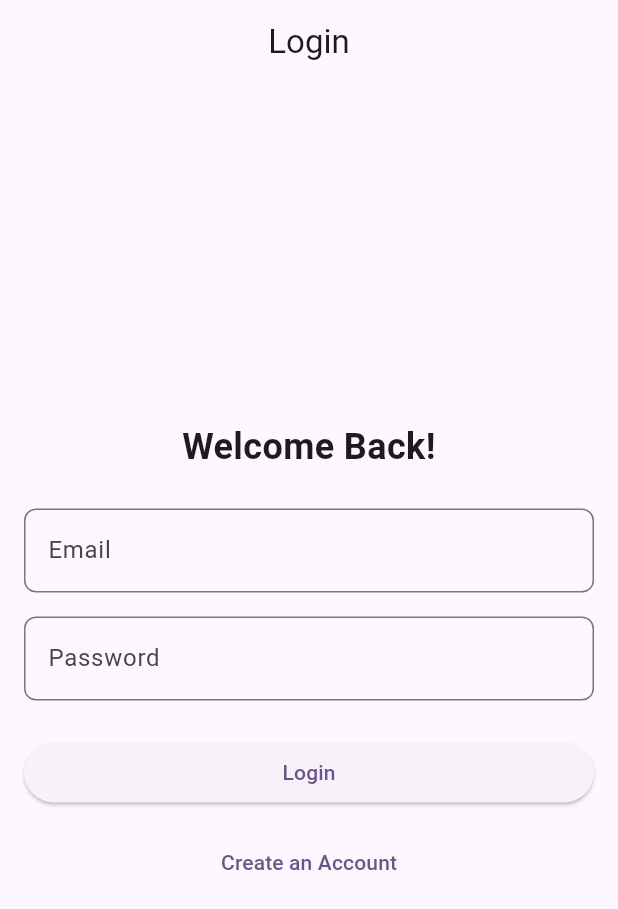
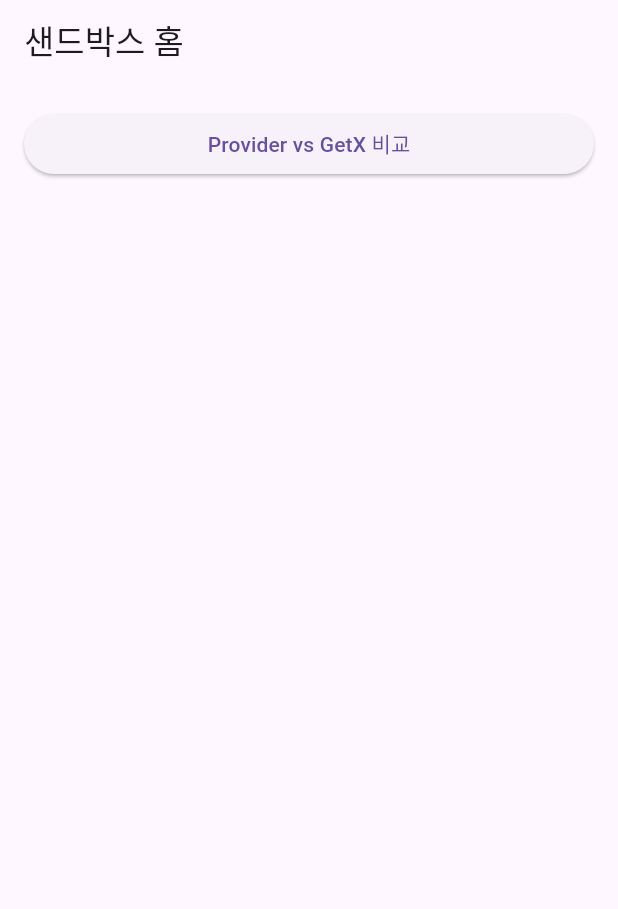
Before and after one commit to okkosk10/flutter_test, a Flutter app: the screen it shows after launch, on a phone screen of 412 x 824 dp. Shown: the top 909 px of the screen. Run offline on Flutter 3.47's test engine with Material 3 defaults, Android fonts, the phone set to English and light mode, and no system bars; our stand-ins replace decimal, get.

Commit message:
상태관리 테스트

```diff
--- a/lib/main.dart
+++ b/lib/main.dart
@@ -1,30 +1,55 @@
 import 'package:flutter/material.dart';
-import 'presentation/screens/login/login_screen.dart';
-import 'presentation/screens/home/home_screen.dart';
+import 'package:get/get.dart';
+import 'package:provider/provider.dart';
+
+import 'manager/app_manager.dart';
+import 'router/app_router.dart';
 
 void main() {
-  runApp(const MyApp());
+  runApp(
+    MultiProvider(
+      providers: [
+        ChangeNotifierProvider(create: (_) => AppManager()),
+      ],
+      child: const MyApp(),
+    ),
+  );
 }
 
 class MyApp extends StatelessWidget {
   const MyApp({super.key});
 
-  // This widget is the root of your application.
   @override
   Widget build(BuildContext context) {
-    return MaterialApp(
+    return GetMaterialApp(
       debugShowCheckedModeBanner: false,
-      title: 'Flutter Demo',
-      theme: ThemeData(
-        colorScheme: ColorScheme.fromSeed(seedColor: Colors.deepPurple),
-        useMaterial3: true,
-      ),
-      // 라우터 정의
-      initialRoute: '/login',
-      routes: {
-        '/login': (context) => const LoginScreen(),
-        '/home': (context) => const HomeScreen(),
-      },
+      title: 'Sandbox App',
+      home: const HomePage(),              // ✅ 초기화 안전하게
+      getPages: [
+        GetPage(name: '/', page: () => const HomePage()),
+        ...AppRouter.routes,
+      ],
     );
   }
 }
+
+class HomePage extends StatelessWidget {
+  const HomePage({super.key});
+
+  @override
+  Widget build(BuildContext context) {
+    return Scaffold(
+      appBar: AppBar(title: const Text("샌드박스 홈")),
+      body: ListView(
+        padding: const EdgeInsets.all(16),
+        children: [
+          ElevatedButton(
+            onPressed: () => Get.toNamed('/compare'),
+            child: const Text("Provider vs GetX 비교"),
+          ),
+          // 앞으로 테스트 페이지 버튼을 여기에 추가
+        ],
+      ),
+    );
+  }
+}
--- /dev/null
+++ b/lib/manager/wallet_controller.dart
@@ -0,0 +1,10 @@
+import 'package:get/get.dart';
+import 'package:decimal/decimal.dart';
+
+class WalletController extends GetxController {
+  Rx<Decimal> bnbAmount = Decimal.fromInt(0).obs;
+
+  void addBnb(Decimal value) {
+    bnbAmount.value += value; // ✅ GetX는 값만 바꿔도 UI 자동 갱신
+  }
+}
--- /dev/null
+++ b/lib/pages/compare_page.dart
@@ -0,0 +1,48 @@
+import 'package:flutter/material.dart';
+import 'package:provider/provider.dart';
+import 'package:get/get.dart';
+import 'package:decimal/decimal.dart';
+
+import '../manager/app_manager.dart';
+import '../manager/wallet_controller.dart';
+
+class ComparePage extends StatelessWidget {
+  ComparePage({super.key});
+
+  final WalletController controller = Get.put(WalletController());
+
+  @override
+  Widget build(BuildContext context) {
+    final provider = context.watch<AppManager>();
+
+    return Scaffold(
+      appBar: AppBar(title: const Text("Provider vs GetX 비교")),
+      body: Padding(
+        padding: const EdgeInsets.all(20),
+        child: Column(
+          mainAxisAlignment: MainAxisAlignment.center,
+          children: [
+            // Provider 영역
+            Text("🔵 Provider BNB: ${provider.bnbAmount}",
+                style: const TextStyle(fontSize: 18)),
+            const SizedBox(height: 8),
+            ElevatedButton(
+              onPressed: () => provider.addBnb(1),
+              child: const Text("Provider BNB +1"),
+            ),
+            const Divider(height: 40),
+
+            // GetX 영역
+            Obx(() => Text("🟢 GetX BNB: ${controller.bnbAmount.value}",
+                style: const TextStyle(fontSize: 18))),
+            const SizedBox(height: 8),
+            ElevatedButton(
+              onPressed: () => controller.addBnb(Decimal.fromInt(1)),
+              child: const Text("GetX BNB +1"),
+            ),
+          ],
+        ),
+      ),
+    );
+  }
+}
--- a/lib/presentation/screens/home/home_screen.dart
+++ b/lib/pages/home_screen.dart
@@ -8,10 +8,7 @@ class HomeScreen extends StatelessWidget {
     return Scaffold(
       appBar: AppBar(title: const Text("Home")),
       body: const Center(
-        child: Text(
-          "Welcome to Home!",
-          style: TextStyle(fontSize: 24, fontWeight: FontWeight.bold),
-        ),
+        child: Text("Welcome to Home Screen"),
       ),
     );
   }
--- a/lib/presentation/screens/login/login_screen.dart
+++ /dev/null
@@ -1,74 +0,0 @@
-import 'package:flutter/material.dart';
-
-class LoginScreen extends StatelessWidget {
-  const LoginScreen({super.key});
-
-  @override
-  Widget build(BuildContext context) {
-    return Scaffold(
-      appBar: AppBar(
-        title: const Text('Login'),
-        centerTitle: true,
-      ),
-      body: Center(
-        child: Padding(
-          padding: const EdgeInsets.all(16.0),
-          child: Column(
-            mainAxisSize: MainAxisSize.min,
-            crossAxisAlignment: CrossAxisAlignment.stretch,
-            children: [
-              const Text(
-                "Welcome Back!",
-                textAlign: TextAlign.center,
-                style: TextStyle(
-                  fontSize: 24,
-                  fontWeight: FontWeight.bold,
-                ),
-              ),
-              const SizedBox(height: 24),
-              // 이메일 입력
-              TextField(
-                decoration: InputDecoration(
-                  labelText: "Email",
-                  border: OutlineInputBorder(
-                    borderRadius: BorderRadius.circular(8),
-                  ),
-                ),
-              ),
-              const SizedBox(height: 16),
-              // 비밀번호 입력
-              TextField(
-                obscureText: true,
-                decoration: InputDecoration(
-                  labelText: "Password",
-                  border: OutlineInputBorder(
-                    borderRadius: BorderRadius.circular(8),
-                  ),
-                ),
-              ),
-              const SizedBox(height: 24),
-              // 로그인 버튼
-              ElevatedButton(
-                onPressed: () {
-                  // TODO: 로그인 로직구현
-                  // Navigator.pushReplacementNamed(context, '/home');
-                // 뒤로가기도 구현
-                Navigator.pushNamed(context, "/home");
-                },
-                child: const Text("Login"),
-              ),
-              const SizedBox(height: 12),
-              // 회원가입 이동
-              TextButton(
-                onPressed: () {
-                  // TODO: 회원가입 화면으로 이동
-                },
-                child: const Text("Create an Account"),
-              ),
-            ],
-          ),
-        ),
-      ),
-    );
-  }
-}
--- /dev/null
+++ b/lib/router/app_router.dart
@@ -0,0 +1,8 @@
+import 'package:get/get.dart';
+import '../pages/compare_page.dart';
+
+class AppRouter {
+  static final routes = [
+    GetPage(name: '/compare', page: () => ComparePage()), // ✅ 필수
+  ];
+}
```
Also changed, not shown: lib/manager/app_manager.dart (added, +12 -0 lines), lib/pages/login_screen.dart (added, +20 -0 lines), lib/core/constants.dart (deleted), lib/core/theme.dart (deleted), lib/core/utils.dart (deleted), lib/state/app_state.dart (deleted), pubspec.lock, 6 other files.
